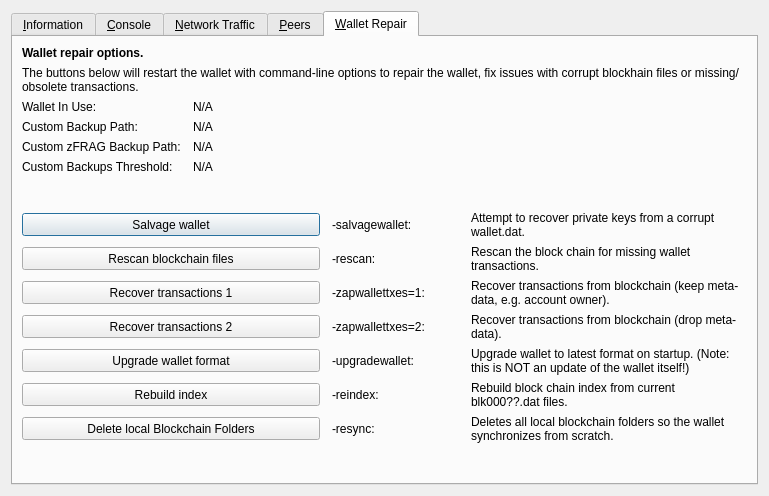
Before: the Qt Designer form src/qt/forms/rpcconsole.ui in Game-Frag/game-frag-coin, drawn with Qt 5.
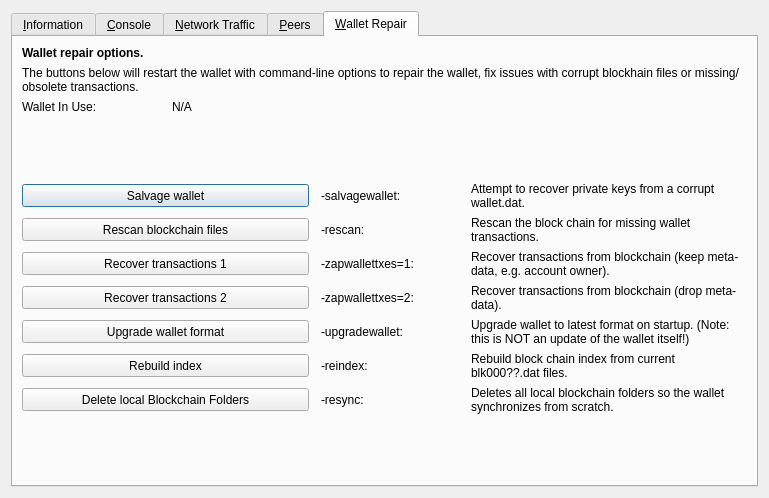
After: the same form once the commit is applied. The open tabs and pages were chosen to show the change. Icons and pictures are not drawn. Custom widgets are drawn as their Qt base class.

What changed in the file:
```diff
--- a/src/qt/forms/rpcconsole.ui
+++ b/src/qt/forms/rpcconsole.ui
@@ -7,7 +7,7 @@
     <x>0</x>
     <y>0</y>
     <width>769</width>
-    <height>496</height>
+    <height>498</height>
    </rect>
   </property>
   <property name="windowTitle">
@@ -1299,93 +1299,6 @@
         </widget>
        </item>
        <item row="3" column="0">
-        <widget class="QLabel" name="wallet_custombackuppath_label">
-         <property name="visible">
-          <bool>false</bool>
-         </property>
-         <property name="text">
-          <string>Custom Backup Path:</string>
-         </property>
-        </widget>
-       </item>
-       <item row="3" column="1" colspan="3">
-        <widget class="QLabel" name="wallet_custombackuppath">
-         <property name="cursor">
-          <cursorShape>IBeamCursor</cursorShape>
-         </property>
-         <property name="visible">
-          <bool>false</bool>
-         </property>
-         <property name="text">
-          <string>N/A</string>
-         </property>
-         <property name="textFormat">
-          <enum>Qt::PlainText</enum>
-         </property>
-         <property name="textInteractionFlags">
-          <set>Qt::LinksAccessibleByMouse|Qt::TextSelectableByKeyboard|Qt::TextSelectableByMouse</set>
-         </property>
-        </widget>
-       </item>
-       <item row="4" column="0">
-        <widget class="QLabel" name="wallet_customzfragbackuppath_label">
-         <property name="visible">
-          <bool>false</bool>
-         </property>
-         <property name="text">
-          <string>Custom zFRAG Backup Path:</string>
-         </property>
-        </widget>
-       </item>
-       <item row="4" column="1" colspan="3">
-        <widget class="QLabel" name="wallet_customzfragbackuppath">
-         <property name="cursor">
-          <cursorShape>IBeamCursor</cursorShape>
-         </property>
-         <property name="visible">
-          <bool>false</bool>
-         </property>
-         <property name="text">
-          <string>N/A</string>
-         </property>
-         <property name="textFormat">
-          <enum>Qt::PlainText</enum>
-         </property>
-         <property name="textInteractionFlags">
-          <set>Qt::LinksAccessibleByMouse|Qt::TextSelectableByKeyboard|Qt::TextSelectableByMouse</set>
-         </property>
-        </widget>
-       </item>
-       <item row="5" column="0">
-        <widget class="QLabel" name="wallet_custombackupthreshold_label">
-         <property name="visible">
-          <bool>false</bool>
-         </property>
-         <property name="text">
-          <string>Custom Backups Threshold:</string>
-         </property>
-        </widget>
-       </item>
-       <item row="5" column="1" colspan="3">
-        <widget class="QLabel" name="wallet_custombackupthreshold">
-         <property name="cursor">
-          <cursorShape>IBeamCursor</cursorShape>
-         </property>
-         <property name="visible">
-          <bool>false</bool>
-         </property>
-         <property name="text">
-          <string>N/A</string>
-         </property>
-         <property name="textFormat">
-          <enum>Qt::PlainText</enum>
-         </property>
-         <property name="textInteractionFlags">
-          <set>Qt::LinksAccessibleByMouse|Qt::TextSelectableByKeyboard|Qt::TextSelectableByMouse</set>
-         </property>
-        </widget>
-       </item>
-       <item row="6" column="0">
         <spacer name="verticalSpacer_repair1">
          <property name="orientation">
           <enum>Qt::Vertical</enum>
@@ -1398,7 +1311,7 @@
          </property>
         </spacer>
        </item>
-       <item row="7" column="0" colspan="2">
+       <item row="4" column="0" colspan="2">
         <widget class="QPushButton" name="btn_salvagewallet">
          <property name="minimumSize">
           <size>
@@ -1411,14 +1324,14 @@
          </property>
         </widget>
        </item>
-       <item row="7" column="2">
+       <item row="4" column="2">
         <widget class="QLabel" name="label_repair_salvage_command">
          <property name="text">
           <string notr="true">-salvagewallet:</string>
          </property>
         </widget>
        </item>
-       <item row="7" column="3">
+       <item row="4" column="3">
         <widget class="QLabel" name="label_repair_salvage">
          <property name="text">
           <string>Attempt to recover private keys from a corrupt wallet.dat.</string>
@@ -1428,7 +1341,7 @@
          </property>
         </widget>
        </item>
-       <item row="8" column="0" colspan="2">
+       <item row="5" column="0" colspan="2">
         <widget class="QPushButton" name="btn_rescan">
          <property name="minimumSize">
           <size>
@@ -1441,14 +1354,14 @@
          </property>
         </widget>
        </item>
-       <item row="8" column="2">
+       <item row="5" column="2">
         <widget class="QLabel" name="label_repair_rescan_command">
          <property name="text">
           <string notr="true">-rescan:</string>
          </property>
         </widget>
        </item>
-       <item row="8" column="3">
+       <item row="5" column="3">
         <widget class="QLabel" name="label_repair_rescan">
          <property name="text">
           <string>Rescan the block chain for missing wallet transactions.</string>
@@ -1458,7 +1371,7 @@
          </property>
         </widget>
        </item>
-       <item row="9" column="0" colspan="2">
+       <item row="6" column="0" colspan="2">
         <widget class="QPushButton" name="btn_zapwallettxes1">
          <property name="minimumSize">
           <size>
@@ -1471,14 +1384,14 @@
          </property>
         </widget>
        </item>
-       <item row="9" column="2">
+       <item row="6" column="2">
         <widget class="QLabel" name="label_repair_zap1_command">
          <property name="text">
           <string notr="true">-zapwallettxes=1:</string>
          </property>
         </widget>
        </item>
-       <item row="9" column="3">
+       <item row="6" column="3">
         <widget class="QLabel" name="label_repair_zap1">
          <property name="text">
           <string>Recover transactions from blockchain (keep meta-data, e.g. account owner).</string>
@@ -1488,7 +1401,7 @@
          </property>
         </widget>
        </item>
-       <item row="10" column="0" colspan="2">
+       <item row="7" column="0" colspan="2">
         <widget class="QPushButton" name="btn_zapwallettxes2">
          <property name="minimumSize">
           <size>
@@ -1501,14 +1414,14 @@
          </property>
         </widget>
        </item>
-       <item row="10" column="2">
+       <item row="7" column="2">
         <widget class="QLabel" name="label_repair_zap2_command">
          <property name="text">
           <string notr="true">-zapwallettxes=2:</string>
          </property>
         </widget>
        </item>
-       <item row="10" column="3">
+       <item row="7" column="3">
         <widget class="QLabel" name="label_repair_zap2">
          <property name="text">
           <string>Recover transactions from blockchain (drop meta-data).</string>
@@ -1518,7 +1431,7 @@
          </property>
         </widget>
        </item>
-       <item row="11" column="0" colspan="2">
+       <item row="8" column="0" colspan="2">
         <widget class="QPushButton" name="btn_upgradewallet">
          <property name="minimumSize">
           <size>
@@ -1531,14 +1444,14 @@
          </property>
         </widget>
        </item>
-       <item row="11" column="2">
+       <item row="8" column="2">
         <widget class="QLabel" name="label_repair_upgrade_command">
          <property name="text">
           <string notr="true">-upgradewallet:</string>
          </property>
         </widget>
        </item>
-       <item row="11" column="3">
+       <item row="8" column="3">
         <widget class="QLabel" name="label_repair_upgrade">
          <property name="text">
           <string>Upgrade wallet to latest format on startup. (Note: this is NOT an update of the wallet itself!)</string>
@@ -1548,7 +1461,7 @@
          </property>
         </widget>
        </item>
-       <item row="12" column="0" colspan="2">
+       <item row="9" column="0" colspan="2">
         <widget class="QPushButton" name="btn_reindex">
          <property name="minimumSize">
           <size>
@@ -1561,14 +1474,14 @@
          </property>
         </widget>
        </item>
-       <item row="12" column="2">
+       <item row="9" column="2">
         <widget class="QLabel" name="label_repair_reindex_command">
          <property name="text">
           <string notr="true">-reindex:</string>
          </property>
         </widget>
        </item>
-       <item row="12" column="3">
+       <item row="9" column="3">
         <widget class="QLabel" name="label_repair_reindex">
          <property name="text">
           <string>Rebuild block chain index from current blk000??.dat files.</string>
@@ -1578,7 +1491,7 @@
          </property>
         </widget>
        </item>
-       <item row="13" column="0" colspan="2">
+       <item row="10" column="0" colspan="2">
         <widget class="QPushButton" name="btn_resync">
          <property name="minimumSize">
           <size>
@@ -1591,14 +1504,14 @@
          </property>
         </widget>
        </item>
-       <item row="13" column="2">
+       <item row="10" column="2">
         <widget class="QLabel" name="label_repair_resync_command">
          <property name="text">
           <string>-resync:</string>
          </property>
         </widget>
        </item>
-       <item row="13" column="3">
+       <item row="10" column="3">
         <widget class="QLabel" name="label_repair_resync">
          <property name="text">
           <string>Deletes all local blockchain folders so the wallet synchronizes from scratch.</string>
@@ -1608,7 +1521,7 @@
          </property>
         </widget>
        </item>
-       <item row="14" column="0">
+       <item row="11" column="0">
         <spacer name="verticalSpacer_repair2">
          <property name="orientation">
           <enum>Qt::Vertical</enum>
```
Left out of the diff: 127 changed lines with no effect on the pictures.
